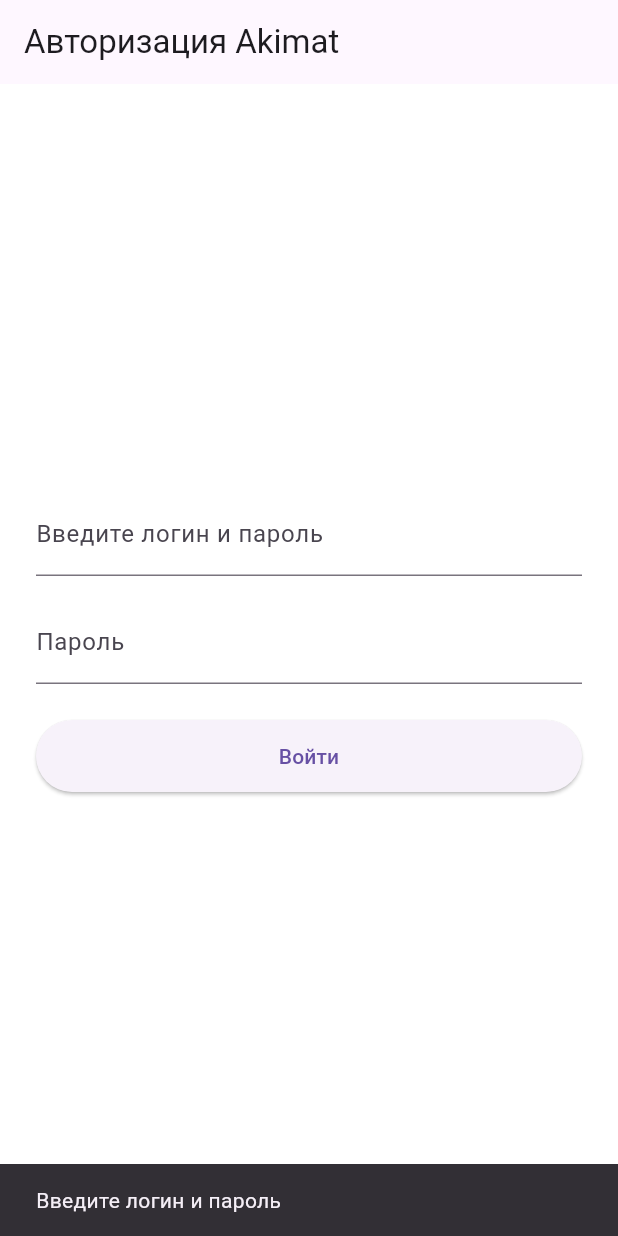
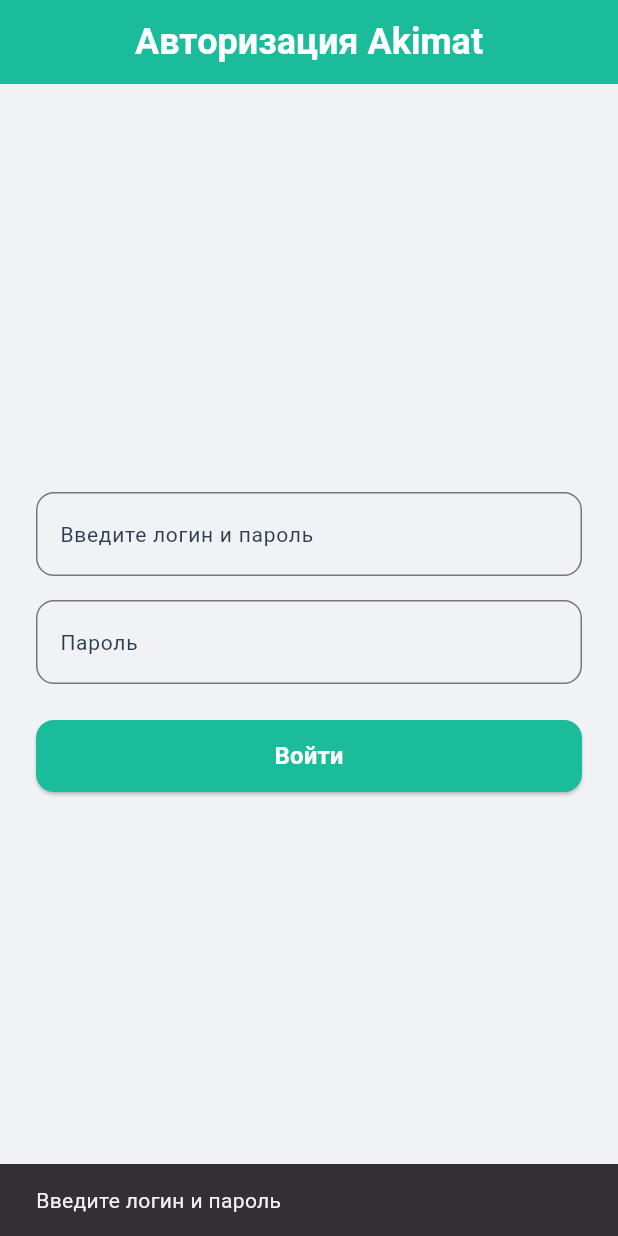
Before and after one commit to azaxgod/project, a Flutter app: the screen it shows after launch, after a tap on "Войти", on a phone screen of 412 x 824 dp. Run offline on Flutter 3.47's test engine with Material 3 defaults, Android fonts, the phone set to English and light mode, and no system bars; our stand-ins replace dio, flutter_riverpod, go_router, shared_preferences; missing offline and left inert: dart:html; network calls fail.

Commit message:
добавил стили,ui

```diff
--- a/lib/core/di.dart
+++ b/lib/core/di.dart
@@ -1,4 +1,7 @@
+import 'package:akimat_project/modules/auth/src/repository/auth_repository_impl.dart';
+import 'package:akimat_project/modules/auth/src/repository/i_auth_repository.dart';
 import 'package:akimat_project/modules/auth/src/storage/token_storage.dart';
+import 'package:akimat_project/services/auth/collection/auth_collection.dart';
 import 'package:dio/dio.dart';
 import 'package:flutter_riverpod/flutter_riverpod.dart';
 
@@ -23,5 +26,15 @@
     ),
   );
 
-  return dio; // 🔹 обязательно вернуть Dio
+  return dio; //  обязательно вернуть Dio
 });
+
+final authCollectionProvider = Provider<AuthCollection>((ref) {
+  final dio = ref.read(dioProvider);
+  return AuthCollection(dio: dio);
+});
+
+final iAuthRepositoryProvider = Provider<IAuthRepository>((ref) {
+  final collection = ref.read(authCollectionProvider);
+  return AuthRepositoryImpl(authCollection: collection);
+});
--- a/lib/core/routes/app_routes.dart
+++ b/lib/core/routes/app_routes.dart
@@ -10,7 +10,6 @@
 
 final GlobalKey<NavigatorState> _rootNavigatorKey =
     GlobalKey<NavigatorState>();
-
 final appRouterProvider = Provider<GoRouter>((ref) {
   final authState = ref.watch(authNotifierProvider);
 
@@ -20,14 +19,7 @@
     routes: [
       GoRoute(
         path: '/',
-        builder: (context, state) {
-          // Если пользователь уже вошёл, идём на Home
-          if (authState != null) {
-            return const HomeRouter();
-          } else {
-            return const LoginPage();
-          }
-        },
+        builder: (context, state) => const HomeRouter(),
       ),
       GoRoute(
         path: '/login',
@@ -39,9 +31,8 @@
       ),
     ],
     redirect: (context, state) {
-      // Если пользователь не авторизован — редирект на login
-      final loggedIn = authState != null;
-      final loggingIn = state.uri.toString() == '/login';
+      final loggedIn = authState.user != null;
+      final loggingIn = state.matchedLocation == '/login';
 
       if (!loggedIn && !loggingIn) return '/login';
       if (loggedIn && loggingIn) return '/home';
--- a/lib/modules/auth/src/controller/auth_notifier.dart
+++ b/lib/modules/auth/src/controller/auth_notifier.dart
@@ -1,66 +1,101 @@
-import 'package:akimat_project/modules/auth/src/repository/auth_repository_impl.dart';
+import 'package:akimat_project/core/di.dart';
+import 'package:flutter_riverpod/flutter_riverpod.dart';
+import 'package:akimat_project/modules/auth/src/repository/i_auth_repository.dart';
 import 'package:akimat_project/modules/auth/src/storage/token_storage.dart';
-import 'package:akimat_project/services/auth/collection/auth_collection.dart';
+import 'package:akimat_project/services/auth/model/auth_response.dart';
 import 'package:akimat_project/services/auth/model/user.dart';
-import 'package:dio/dio.dart';
-import 'package:flutter_riverpod/flutter_riverpod.dart';
-// import 'package:flutter_riverpod/legacy.dart';
-import '../repository/i_auth_repository.dart';
 
-final dioProvider = Provider<Dio>((ref) => Dio(
-      BaseOptions(baseUrl: 'http://10.25.0.200:7080'),
-    ));
+class AuthState {
+  final bool isCheckingToken; // загрузка при старте приложения
+  final bool isLoggingIn;     // загрузка при логине
+  final User? user;
+  final String? error;
+  final bool isLoading;
 
+  const AuthState({
+    this.isLoading = true,
+    this.isCheckingToken = false,
+    this.isLoggingIn = false,
+    this.user,
+    this.error,
+  });
 
-final authCollectionProvider = Provider<AuthCollection>((ref) {
-  final dio = ref.read(dioProvider);
-  return AuthCollection(dio: dio);
-});
-final iAuthRepositoryProvider = Provider<IAuthRepository>((ref) {
-  final collection = ref.read(authCollectionProvider);
-  return AuthRepositoryImpl(authCollection: collection);
-});
+  AuthState copyWith({
+    bool? isCheckingToken,
+    bool? isLoggingIn,
+    User? user,
+    String? error,
+  }) {
+    return AuthState(
+      isCheckingToken: isCheckingToken ?? this.isCheckingToken,
+      isLoggingIn: isLoggingIn ?? this.isLoggingIn,
+      user: user ?? this.user,
+      error: error,
+    );
+  }
+}
 
-final authNotifierProvider =
-    StateNotifierProvider<AuthNotifier, User?>((ref) => AuthNotifier(ref));
+class AuthNotifier extends StateNotifier<AuthState> {
+  final IAuthRepository repo;
 
-class AuthNotifier extends StateNotifier<User?> {
-  final Ref ref;
+  AuthNotifier(this.repo) : super(const AuthState()) {
+    _loadUserFromToken();
+  }
 
-  AuthNotifier(this.ref) : super(null){
-  _loadUserFromToken();
-  }
   Future<void> _loadUserFromToken() async {
+    state = state.copyWith(isCheckingToken: true);
     final token = await TokenStorage.getAccessToken();
-    if (token != null) {
+    if (token != null && token.isNotEmpty) {
       try {
-        final repo = ref.read(iAuthRepositoryProvider);
-        final user = await repo.meFromToken(token);
-        state = user;
-      } catch (e) {
-        state = null;
+        final authResponse = await repo.meFromToken(token);
+        state = state.copyWith(isCheckingToken: false, user: authResponse.user);
+      } catch (_) {
+        state = state.copyWith(isCheckingToken: false, user: null);
       }
+    } else {
+      state = state.copyWith(isCheckingToken: false);
     }
   }
+
   Future<void> loginAkimat(String login, String password) async {
-    final repo = ref.read(iAuthRepositoryProvider);
-    final user = await repo.loginAkimat(login, password);
-    state = user;
+    state = state.copyWith(isLoggingIn: true);
+    try {
+      final authResponse = await repo.loginAkimat(login, password);
+      state = state.copyWith(isLoggingIn: false, user: authResponse.user);
+    } catch (e) {
+      state = state.copyWith(isLoggingIn: false, error: e.toString());
+    }
   }
 
   Future<void> sendSms(String phone) async {
-    final repo = ref.read(iAuthRepositoryProvider);
-    await repo.sendSms(phone);
+    state = state.copyWith(isLoggingIn: true);
+    try {
+      await repo.sendSms(phone);
+      state = state.copyWith(isLoggingIn: false);
+    } catch (e) {
+      state = state.copyWith(isLoggingIn: false, error: e.toString());
+    }
   }
 
   Future<void> verifySms(String phone, String code) async {
-    final repo = ref.read(iAuthRepositoryProvider);
-    final user = await repo.verifySms(phone, code);
-    state = user;
+    state = state.copyWith(isLoggingIn: true);
+    try {
+      final authResponse = await repo.verifySms(phone, code);
+      state = state.copyWith(isLoggingIn: false, user: authResponse.user);
+    } catch (e) {
+      state = state.copyWith(isLoggingIn: false, error: e.toString());
+    }
   }
-  Future<void> logout()async{
+
+  Future<void> logout() async {
     await TokenStorage.saveAccessToken('');
     await TokenStorage.saveRefreshToken('');
-    state != null;
+    state = const AuthState();
   }
 }
+
+final authNotifierProvider =
+    StateNotifierProvider<AuthNotifier, AuthState>((ref) {
+  final repo = ref.read(iAuthRepositoryProvider);
+  return AuthNotifier(repo);
+});
--- a/lib/modules/auth/src/ui/login_page.dart
+++ b/lib/modules/auth/src/ui/login_page.dart
@@ -1,12 +1,13 @@
-import 'package:akimat_project/core/platform/platform_config_web.dart';
-import 'package:akimat_project/core/platform/platform_utils.dart' hide PlatformConfigWeb;
+import 'package:akimat_project/core/ui/app_colors.dart';
+import 'package:akimat_project/core/ui/app_padding.dart';
+import 'package:akimat_project/core/ui/app_size.dart';
+import 'package:akimat_project/core/ui/app_textstyle.dart';
 import 'package:akimat_project/generated/l10n.dart';
 import 'package:flutter/material.dart';
 import 'package:flutter_riverpod/flutter_riverpod.dart';
 import 'package:go_router/go_router.dart';
+
 import '../controller/auth_notifier.dart';
-import 'home_router.dart';
-// import '../../core/platform/platform_config.dart'; // 👈 добавь этот импорт
 
 class LoginPage extends ConsumerStatefulWidget {
   const LoginPage({super.key});
@@ -16,84 +17,120 @@
 }
 
 class _LoginPageState extends ConsumerState<LoginPage> {
-  final loginController = TextEditingController();
-  final passwordController = TextEditingController();
-  bool isLoading = false;
+  late final TextEditingController loginController;
+  late final TextEditingController passwordController;
 
-  Future<void> _login() async {
+  @override
+  void initState() {
+    super.initState();
+    loginController = TextEditingController();
+    passwordController = TextEditingController();
+  }
+
+  @override
+  void dispose() {
+    loginController.dispose();
+    passwordController.dispose();
+    super.dispose();
+  }
+
+Future<void> handleLogin() async {
   final login = loginController.text.trim();
   final password = passwordController.text.trim();
 
   if (login.isEmpty || password.isEmpty) {
     ScaffoldMessenger.of(context).showSnackBar(
-        const SnackBar(content: Text('Введите логин и пароль')),
+      SnackBar(content: Text(S.of(context).enter_credentials)),
     );
     return;
   }
 
-    setState(() => isLoading = true);
 
-    try {
   await ref.read(authNotifierProvider.notifier).loginAkimat(login, password);
-      final user = ref.read(authNotifierProvider);
 
-      if (user != null && mounted) {
+  if (!mounted) return;
+
+
+  final authState = ref.read(authNotifierProvider);
+  if (authState.user != null) {
     context.go('/home');
-    }
-    }
-    catch (e) {
+  } else {
     ScaffoldMessenger.of(context).showSnackBar(
-        SnackBar(content: Text('Ошибка входа: $e')),
+      SnackBar(content: Text(S.of(context).wrong_credentials)),
     );
-    } finally {
-      setState(() => isLoading = false);
   }
 }
 
+
   @override
   Widget build(BuildContext context) {
-    final config = PlatformConfig.instance;
-    final user = ref.watch(authNotifierProvider);
+    final authState = ref.watch(authNotifierProvider);
+    final isLoggingIn = authState.isLoggingIn;
+    final user = authState.user;
 
     return Scaffold(
-      backgroundColor: config.backgroundColor,
-      appBar: AppBar(title: const Text('Авторизация Akimat')),
+      backgroundColor: AppColors.background,
+      appBar: AppBar(
+        title: Text(
+          S.of(context).login_title,
+          style: AppTextStyles.title.copyWith(color: Colors.white),
+        ),
+        backgroundColor: AppColors.primary,
+        centerTitle: true,
+      ),
       body: Center(
         child: Padding(
-          padding: EdgeInsets.all(config.padding * 2),
+          padding: const EdgeInsets.all(AppPadding.large),
           child: ConstrainedBox(
-            constraints: BoxConstraints(
-              maxWidth: config is PlatformConfigWeb ? 400 : double.infinity,
-            ),
+            constraints: const BoxConstraints(maxWidth: 400),
             child: Column(
               mainAxisSize: MainAxisSize.min,
               children: [
                 TextField(
                   controller: loginController,
-                  decoration: InputDecoration(labelText: S.of(context).enter_credentials),
+                  decoration: InputDecoration(
+                    labelText: S.of(context).enter_credentials,
+                    labelStyle: AppTextStyles.body,
+                    border: OutlineInputBorder(
+                      borderRadius: BorderRadius.circular(AppSize.cardRadius),
                     ),
-                const SizedBox(height: 16),
-
+                  ),
+                ),
+                const SizedBox(height: AppPadding.normall),
                 TextField(
                   controller: passwordController,
                   obscureText: true,
-                  decoration: const InputDecoration(labelText: 'Пароль'),
+                  decoration: InputDecoration(
+                    labelText: S.of(context).password,
+                    labelStyle: AppTextStyles.body,
+                    border: OutlineInputBorder(
+                      borderRadius: BorderRadius.circular(AppSize.cardRadius),
                     ),
-                const SizedBox(height: 24),
-                isLoading
+                  ),
+                ),
+                const SizedBox(height: AppPadding.large),
+                isLoggingIn
                     ? const CircularProgressIndicator()
                     : ElevatedButton(
-                        onPressed: _login,
+                        onPressed: handleLogin,
                         style: ElevatedButton.styleFrom(
-                          minimumSize: const Size(double.infinity, 48),
+                          backgroundColor: AppColors.primary,
+                          minimumSize:
+                              const Size(double.infinity, AppSize.buttonHeight * 6),
+                          shape: RoundedRectangleBorder(
+                            borderRadius: BorderRadius.circular(AppSize.cardRadius),
                           ),
-                        child: const Text('Войти'),
                         ),
-                const SizedBox(height: 24),
+                        child: Text(
+                          S.of(context).loggin_button,
+                          style: AppTextStyles.button,
+                        ),
+                      ),
+                const SizedBox(height: AppPadding.large),
                 if (user != null)
                   Text(
-                    'Вы вошли как: ${user.login}',
-                    style: const TextStyle(color: Colors.green),
+                    '${S.of(context).logged_in_as}: ${user.login}',
+                    style: AppTextStyles.body.copyWith(color: Colors.green),
                   ),
               ],
             ),
```
Also changed, not shown: lib/core/navbar/app_navbar.dart (+7 -0 lines), lib/core/navbar/header_navbar.dart (added, +33 -0 lines), lib/l10n/intl_en.arb (+13 -1 lines), lib/l10n/intl_kk.arb (+13 -1 lines), lib/l10n/intl_ru.arb (+15 -1 lines), lib/modules/auth/src/controller/auth_state.dart (added, +31 -0 lines), lib/modules/auth/src/repository/auth_repository_impl.dart (+21 -12 lines), lib/modules/auth/src/repository/i_auth_repository.dart (+5 -5 lines), lib/modules/auth/src/ui/home_router.dart (+20 -7 lines), lib/modules/dashboard/src/ui/akimat_home.dart (+32 -7 lines), lib/generated/intl/messages_en.dart, lib/generated/intl/messages_kk.dart, lib/generated/intl/messages_ru.dart, lib/generated/l10n.dart. Lines whose indentation alone changed are shown as unchanged.
